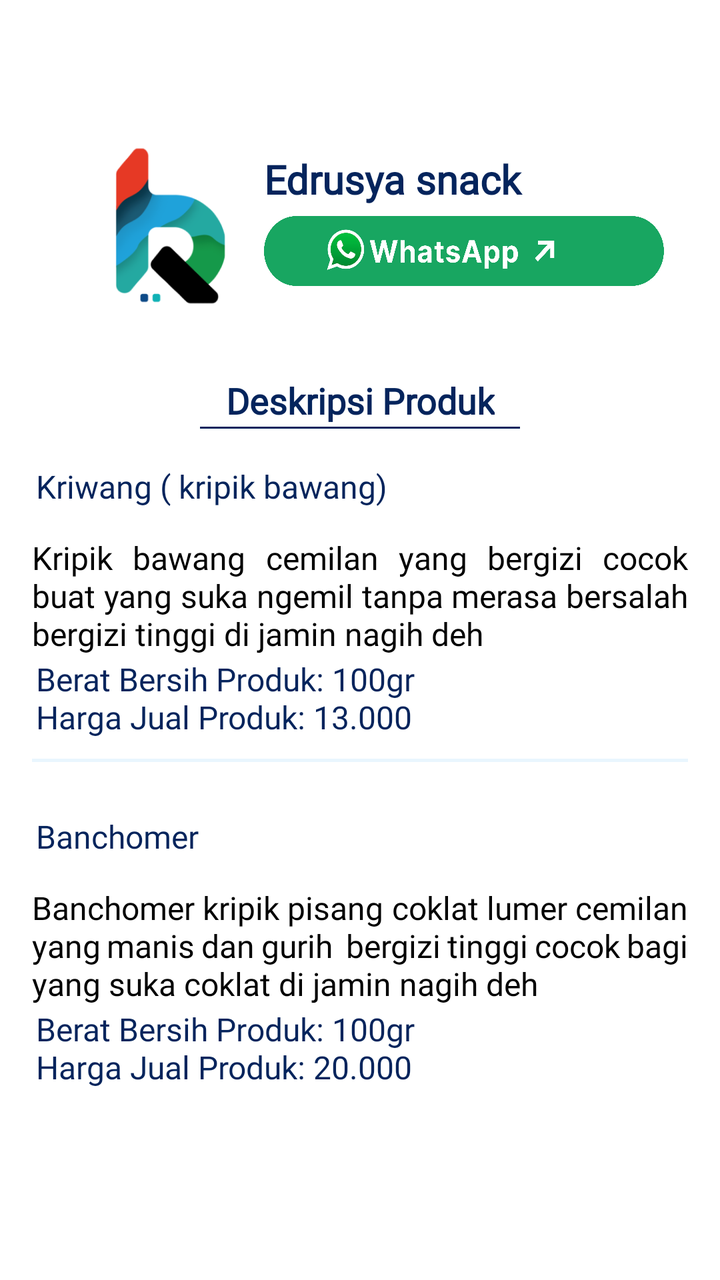
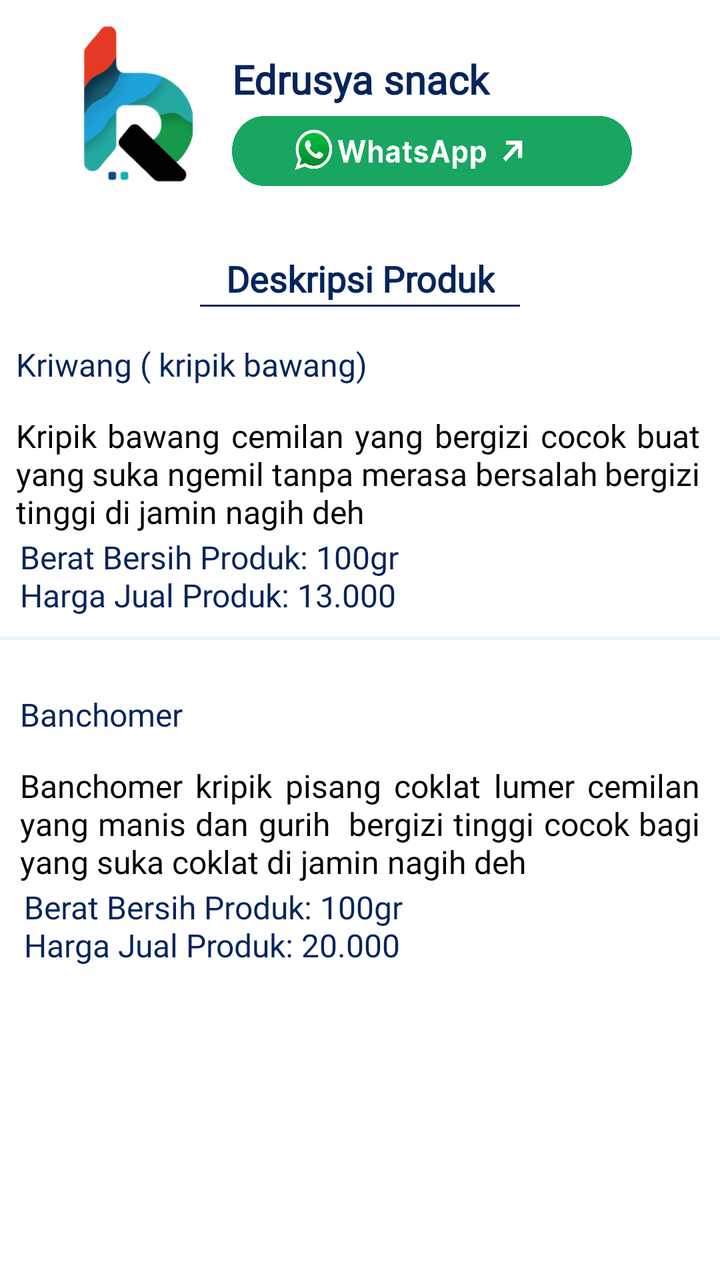

An Android layout rendered at two revisions. The XML below is the earlier revision; the diff shows what the commit changed to produce the second picture.
<!-- AndroidManifest.xml: application theme Theme.MyApplication -->
<!-- res/layout/detail_umkm_7.xml -->
<?xml version="1.0" encoding="utf-8"?>
<androidx.constraintlayout.widget.ConstraintLayout xmlns:android="http://schemas.android.com/apk/res/android"
    xmlns:tools="http://schemas.android.com/tools"
    xmlns:app="http://schemas.android.com/apk/res-auto"
    android:layout_width="match_parent"
    android:layout_height="match_parent">

    <ScrollView
        android:layout_width="match_parent"
        android:layout_height="0dp"
        app:layout_constraintStart_toStartOf="parent"
        app:layout_constraintEnd_toEndOf="parent"
        app:layout_constraintBottom_toBottomOf="parent">

        <LinearLayout
            android:layout_width="match_parent"
            android:layout_height="wrap_content"
            android:orientation="vertical"
            android:padding="16dp">

            <LinearLayout
                android:id="@+id/umkm1_section"
                android:layout_width="match_parent"
                android:layout_height="wrap_content"
                android:layout_marginTop="2dp"
                android:orientation="horizontal">

                <ImageView
                    android:id="@+id/image_rb"
                    android:layout_width="100dp"
                    android:layout_height="100dp"
                    android:layout_marginTop="2dp"
                    android:src="@drawable/logorb"
                    android:paddingStart="37dp" />

                <LinearLayout
                    android:layout_width="0dp"
                    android:layout_height="wrap_content"
                    android:layout_weight="1"
                    android:orientation="vertical"
                    android:gravity="center_vertical"
                    android:layout_marginStart="16dp">

                    <TextView
                        android:id="@+id/title_umkm2"
                        android:layout_marginTop="15dp"
                        android:layout_width="match_parent"
                        android:layout_height="wrap_content"
                        android:fontFamily="@font/poppins_bold"
                        android:gravity="center_vertical"
                        android:text="Edrusya snack"
                        android:textColor="@color/blue"
                        android:textSize="20sp"
                        android:textStyle="bold" />

                    <ImageButton
                        android:id="@+id/button_wa"
                        android:layout_width="200dp"
                        android:layout_height="35dp"
                        android:layout_marginTop="5dp"
                        android:background="@drawable/wa_detail"
                        android:paddingStart="24dp"
                        android:gravity="center"
                        app:layout_constraintBottom_toBottomOf="parent"
                        app:layout_constraintEnd_toEndOf="parent"
                        app:layout_constraintStart_toStartOf="parent" />
                </LinearLayout>
            </LinearLayout>

            <TextView
                android:id="@+id/description_title"
                android:layout_marginTop="25dp"
                android:layout_width="wrap_content"
                android:layout_height="wrap_content"
                android:fontFamily="@font/poppins_bold"
                android:text="Deskripsi Produk"
                android:textColor="@color/blue"
                android:textSize="18sp"
                android:textStyle="bold"
                android:gravity="center_horizontal"
                android:layout_gravity="center_horizontal" />

            <View
                android:id="@+id/line_below_text"
                android:layout_width="160dp"
                android:layout_height="1dp"
                android:layout_marginTop="1dp"
                android:background="@color/blue"
                android:layout_gravity="center_horizontal" />

            <TextView
                android:id="@+id/judul1"
                android:layout_width="match_parent"
                android:layout_height="wrap_content"
                android:layout_marginStart="2dp"
                android:layout_marginTop="18dp"
                android:layout_marginEnd="6dp"
                android:fontFamily="@font/poppins_bold"
                android:text="Kriwang ( kripik bawang)"
                android:textColor="@color/blue"
                android:textSize="16sp"
                app:layout_constraintEnd_toEndOf="parent"
                app:layout_constraintStart_toStartOf="parent"/>

            <TextView
                android:id="@+id/text_umkm3"
                android:layout_width="match_parent"
                android:layout_height="wrap_content"
                android:layout_marginTop="14dp"
                android:textSize="16sp"
                android:textColor="@color/black"
                android:justificationMode="inter_word"
                android:fontFamily="@font/poppins_regular"
                android:text="Kripik bawang cemilan yang bergizi cocok buat yang suka ngemil tanpa merasa bersalah bergizi tinggi di jamin nagih deh"
                app:layout_constraintTop_toBottomOf="@id/line_below_text" />

            <TextView
                android:id="@+id/harga1"
                android:layout_width="match_parent"
                android:layout_height="wrap_content"
                android:layout_marginStart="2dp"
                android:layout_marginTop="1dp"
                android:layout_marginEnd="16dp"
                android:fontFamily="@font/poppins_bold"
                android:text="Berat Bersih Produk: 100gr\nHarga Jual Produk: 13.000"
                android:textColor="@color/blue"
                android:textSize="16sp"
                app:layout_constraintEnd_toEndOf="parent"
                app:layout_constraintStart_toStartOf="parent" />


            <ImageView
                android:id="@+id/image_line2"
                android:layout_width="1000dp"
                android:layout_height="20dp"
                android:scaleType="fitCenter"
                android:src="@drawable/line"
                app:layout_constraintEnd_toEndOf="parent"
                app:layout_constraintStart_toStartOf="parent" />

            <TextView
                android:id="@+id/judul2"
                android:layout_width="match_parent"
                android:layout_height="wrap_content"
                android:layout_marginStart="2dp"
                android:layout_marginTop="18dp"
                android:layout_marginEnd="6dp"
                android:fontFamily="@font/poppins_bold"
                android:text="Banchomer"
                android:textColor="@color/blue"
                android:textSize="16sp"
                app:layout_constraintEnd_toEndOf="parent"
                app:layout_constraintStart_toStartOf="parent"/>

            <TextView
                android:id="@+id/text_umkm3_2"
                android:layout_width="match_parent"
                android:layout_height="wrap_content"
                android:layout_marginTop="14dp"
                android:textSize="16sp"
                android:textColor="@color/black"
                android:justificationMode="inter_word"
                android:fontFamily="@font/poppins_regular"
                android:text="Banchomer kripik pisang coklat lumer cemilan yang manis dan gurih  bergizi tinggi cocok bagi yang suka coklat di jamin nagih deh"
                app:layout_constraintTop_toBottomOf="@id/line_below_text" />

            <TextView
                android:id="@+id/harga2"
                android:layout_width="match_parent"
                android:layout_height="wrap_content"
                android:layout_marginStart="2dp"
                android:layout_marginTop="1dp"
                android:layout_marginEnd="16dp"
                android:fontFamily="@font/poppins_bold"
                android:text="Berat Bersih Produk: 100gr\nHarga Jual Produk: 20.000"
                android:textColor="@color/blue"
                android:textSize="16sp"
                app:layout_constraintEnd_toEndOf="parent"
                app:layout_constraintStart_toStartOf="parent" />

            <TextView
                android:id="@+id/kosongdetailkatalog_bpp"
                android:layout_width="0dp"
                android:layout_height="wrap_content"
                android:layout_marginStart="16dp"
                android:layout_marginTop="58dp"
                android:layout_marginEnd="16dp"
                android:textSize="16sp"
                app:layout_constraintStart_toStartOf="parent"
                app:layout_constraintEnd_toEndOf="parent"
                app:layout_constraintTop_toTopOf="parent" />

        </LinearLayout>
    </ScrollView>

</androidx.constraintlayout.widget.ConstraintLayout>
<!-- resources referenced by this layout -->
<resources>
  <color name="black">#FF000000</color>
  <color name="blue">#04245C</color>
  <!-- drawable line: png bitmap (drawable, 14341 bytes) -->
  <!-- drawable logorb: png bitmap (drawable, 46204 bytes) -->
  <!-- drawable wa_detail: png bitmap (drawable, 111318 bytes) -->
  <style name="Theme.MyApplication" parent="Theme.MaterialComponents.DayNight.DarkActionBar">
          
          <item name="colorPrimary">@color/purple_500</item>
          <item name="colorPrimaryVariant">@color/purple_700</item>
          <item name="colorOnPrimary">@color/white</item>
          
          <item name="colorSecondary">@color/teal_200</item>
          <item name="colorSecondaryVariant">@color/teal_700</item>
          <item name="colorOnSecondary">@color/black</item>
          
          <item name="android:statusBarColor">?attr/colorPrimaryVariant</item>
          
      </style>
  <color name="purple_500">#1FA1D8</color>
  <color name="purple_700">#1FA1D8</color>
  <color name="white">#FFFFFFFF</color>
  <color name="teal_200">#FF03DAC5</color>
  <color name="teal_700">#FF018786</color>
</resources>

<!-- the commit's change to res/layout/detail_umkm_7.xml (unified diff, before → after) -->
@@ -1,196 +1,211 @@
 <?xml version="1.0" encoding="utf-8"?>
 <androidx.constraintlayout.widget.ConstraintLayout xmlns:android="http://schemas.android.com/apk/res/android"
     xmlns:tools="http://schemas.android.com/tools"
-    xmlns:app="http://schemas.android.com/apk/res-auto"
     android:layout_width="match_parent"
-    android:layout_height="match_parent">
-
-    <ScrollView
-        android:layout_width="match_parent"
-        android:layout_height="0dp"
+    android:layout_height="match_parent"
+    xmlns:app="http://schemas.android.com/apk/res-auto">
+
+    
+    <LinearLayout
+        android:id="@+id/umkm1_section"
+        android:layout_width="match_parent"
+        android:layout_height="wrap_content"
+        android:layout_marginTop="2dp"
+        android:orientation="horizontal"
+        android:gravity="center_vertical"
+        app:layout_constraintHorizontal_bias="0.5"
         app:layout_constraintStart_toStartOf="parent"
         app:layout_constraintEnd_toEndOf="parent"
-        app:layout_constraintBottom_toBottomOf="parent">
+        app:layout_constraintTop_toTopOf="parent">
+
+        <ImageView
+            android:id="@+id/image_rb"
+            android:layout_width="100dp"
+            android:layout_height="100dp"
+            android:src="@drawable/logorb"
+            android:paddingStart="37dp" />
 
         <LinearLayout
-            android:layout_width="match_parent"
+            android:layout_width="0dp"
             android:layout_height="wrap_content"
+            android:layout_weight="1"
             android:orientation="vertical"
-            android:padding="16dp">
-
-            <LinearLayout
-                android:id="@+id/umkm1_section"
+            android:gravity="center_vertical"
+            android:layout_marginStart="16dp">
+
+            <TextView
+                android:id="@+id/title_umkm2"
+                android:layout_marginTop="15dp"
                 android:layout_width="match_parent"
                 android:layout_height="wrap_content"
-                android:layout_marginTop="2dp"
-                android:orientation="horizontal">
-
-                <ImageView
-                    android:id="@+id/image_rb"
-                    android:layout_width="100dp"
-                    android:layout_height="100dp"
-                    android:layout_marginTop="2dp"
-                    android:src="@drawable/logorb"
-                    android:paddingStart="37dp" />
-
-                <LinearLayout
-                    android:layout_width="0dp"
-                    android:layout_height="wrap_content"
-                    android:layout_weight="1"
-                    android:orientation="vertical"
-                    android:gravity="center_vertical"
-                    android:layout_marginStart="16dp">
-
-                    <TextView
-                        android:id="@+id/title_umkm2"
-                        android:layout_marginTop="15dp"
-                        android:layout_width="match_parent"
-                        android:layout_height="wrap_content"
-                        android:fontFamily="@font/poppins_bold"
-                        android:gravity="center_vertical"
-                        android:text="Edrusya snack"
-                        android:textColor="@color/blue"
-                        android:textSize="20sp"
-                        android:textStyle="bold" />
-
-                    <ImageButton
-                        android:id="@+id/button_wa"
-                        android:layout_width="200dp"
-                        android:layout_height="35dp"
-                        android:layout_marginTop="5dp"
-                        android:background="@drawable/wa_detail"
-                        android:paddingStart="24dp"
-                        android:gravity="center"
-                        app:layout_constraintBottom_toBottomOf="parent"
-                        app:layout_constraintEnd_toEndOf="parent"
-                        app:layout_constraintStart_toStartOf="parent" />
-                </LinearLayout>
-            </LinearLayout>
-
-            <TextView
-                android:id="@+id/description_title"
-                android:layout_marginTop="25dp"
-                android:layout_width="wrap_content"
-                android:layout_height="wrap_content"
-                android:fontFamily="@font/poppins_bold"
-                android:text="Deskripsi Produk"
+                android:text="Edrusya snack"
+                android:textSize="20sp"
+                android:textStyle="bold"
                 android:textColor="@color/blue"
-                android:textSize="18sp"
-                android:textStyle="bold"
-                android:gravity="center_horizontal"
-                android:layout_gravity="center_horizontal" />
-
-            <View
-                android:id="@+id/line_below_text"
-                android:layout_width="160dp"
-                android:layout_height="1dp"
-                android:layout_marginTop="1dp"
-                android:background="@color/blue"
-                android:layout_gravity="center_horizontal" />
-
-            <TextView
-                android:id="@+id/judul1"
-                android:layout_width="match_parent"
-                android:layout_height="wrap_content"
-                android:layout_marginStart="2dp"
-                android:layout_marginTop="18dp"
-                android:layout_marginEnd="6dp"
-                android:fontFamily="@font/poppins_bold"
-                android:text="Kriwang ( kripik bawang)"
-                android:textColor="@color/blue"
-                android:textSize="16sp"
-                app:layout_constraintEnd_toEndOf="parent"
-                app:layout_constraintStart_toStartOf="parent"/>
-
-            <TextView
-                android:id="@+id/text_umkm3"
-                android:layout_width="match_parent"
-                android:layout_height="wrap_content"
-                android:layout_marginTop="14dp"
-                android:textSize="16sp"
-                android:textColor="@color/black"
-                android:justificationMode="inter_word"
-                android:fontFamily="@font/poppins_regular"
-                android:text="Kripik bawang cemilan yang bergizi cocok buat yang suka ngemil tanpa merasa bersalah bergizi tinggi di jamin nagih deh"
-                app:layout_constraintTop_toBottomOf="@id/line_below_text" />
-
-            <TextView
-                android:id="@+id/harga1"
-                android:layout_width="match_parent"
-                android:layout_height="wrap_content"
-                android:layout_marginStart="2dp"
-                android:layout_marginTop="1dp"
-                android:layout_marginEnd="16dp"
-                android:fontFamily="@font/poppins_bold"
-                android:text="Berat Bersih Produk: 100gr\nHarga Jual Produk: 13.000"
-                android:textColor="@color/blue"
-                android:textSize="16sp"
+                android:fontFamily="@font/poppins_bold" />
+
+            <ImageButton
+                android:id="@+id/button_wa"
+                android:layout_width="200dp"
+                android:layout_height="35dp"
+                android:layout_marginTop="5dp"
+                android:background="@drawable/wa_detail"
+                android:paddingStart="24dp"
+                android:gravity="center"
+                app:layout_constraintBottom_toBottomOf="parent"
                 app:layout_constraintEnd_toEndOf="parent"
                 app:layout_constraintStart_toStartOf="parent" />
-
-
-            <ImageView
-                android:id="@+id/image_line2"
-                android:layout_width="1000dp"
-                android:layout_height="20dp"
-                android:scaleType="fitCenter"
-                android:src="@drawable/line"
-                app:layout_constraintEnd_toEndOf="parent"
-                app:layout_constraintStart_toStartOf="parent" />
-
-            <TextView
-                android:id="@+id/judul2"
-                android:layout_width="match_parent"
-                android:layout_height="wrap_content"
-                android:layout_marginStart="2dp"
-                android:layout_marginTop="18dp"
-                android:layout_marginEnd="6dp"
-                android:fontFamily="@font/poppins_bold"
-                android:text="Banchomer"
-                android:textColor="@color/blue"
-                android:textSize="16sp"
-                app:layout_constraintEnd_toEndOf="parent"
-                app:layout_constraintStart_toStartOf="parent"/>
-
-            <TextView
-                android:id="@+id/text_umkm3_2"
-                android:layout_width="match_parent"
-                android:layout_height="wrap_content"
-                android:layout_marginTop="14dp"
-                android:textSize="16sp"
-                android:textColor="@color/black"
-                android:justificationMode="inter_word"
-                android:fontFamily="@font/poppins_regular"
-                android:text="Banchomer kripik pisang coklat lumer cemilan yang manis dan gurih  bergizi tinggi cocok bagi yang suka coklat di jamin nagih deh"
-                app:layout_constraintTop_toBottomOf="@id/line_below_text" />
-
-            <TextView
-                android:id="@+id/harga2"
-                android:layout_width="match_parent"
-                android:layout_height="wrap_content"
-                android:layout_marginStart="2dp"
-                android:layout_marginTop="1dp"
-                android:layout_marginEnd="16dp"
-                android:fontFamily="@font/poppins_bold"
-                android:text="Berat Bersih Produk: 100gr\nHarga Jual Produk: 20.000"
-                android:textColor="@color/blue"
-                android:textSize="16sp"
-                app:layout_constraintEnd_toEndOf="parent"
-                app:layout_constraintStart_toStartOf="parent" />
-
-            <TextView
-                android:id="@+id/kosongdetailkatalog_bpp"
-                android:layout_width="0dp"
-                android:layout_height="wrap_content"
-                android:layout_marginStart="16dp"
-                android:layout_marginTop="58dp"
-                android:layout_marginEnd="16dp"
-                android:textSize="16sp"
-                app:layout_constraintStart_toStartOf="parent"
-                app:layout_constraintEnd_toEndOf="parent"
-                app:layout_constraintTop_toTopOf="parent" />
-
         </LinearLayout>
-    </ScrollView>
+    </LinearLayout>
+
+    
+    <TextView
+        android:id="@+id/description_title"
+        android:layout_marginTop="25dp"
+        android:layout_width="wrap_content"
+        android:layout_height="wrap_content"
+        android:text="Deskripsi Produk"
+        android:textSize="18sp"
+        android:textStyle="bold"
+        android:textColor="@color/blue"
+        android:fontFamily="@font/poppins_bold"
+        android:gravity="center_horizontal"
+        app:layout_constraintTop_toBottomOf="@id/umkm1_section"
+        app:layout_constraintStart_toStartOf="parent"
+        app:layout_constraintEnd_toEndOf="parent" />
+
+    
+    <View
+        android:id="@+id/line_below_text"
+        android:layout_width="160dp"
+        android:layout_height="1dp"
+        android:layout_marginTop="1dp"
+        android:background="@color/blue"
+        android:layout_gravity="center_horizontal"
+        app:layout_constraintTop_toBottomOf="@id/description_title"
+        app:layout_constraintStart_toStartOf="parent"
+        app:layout_constraintEnd_toEndOf="parent" />
+
+    
+    <TextView
+        android:id="@+id/judul1"
+        android:layout_width="match_parent"
+        android:layout_height="wrap_content"
+        android:layout_marginTop="18dp"
+        android:layout_marginStart="8dp"
+        android:layout_marginEnd="10dp"
+        android:text="Kriwang ( kripik bawang)"
+        android:textSize="16sp"
+        android:textColor="@color/blue"
+        android:fontFamily="@font/poppins_bold"
+        app:layout_constraintTop_toBottomOf="@id/line_below_text"
+        app:layout_constraintStart_toStartOf="parent"
+        app:layout_constraintEnd_toEndOf="parent" />
+
+    
+    <TextView
+        android:id="@+id/text_umkm3"
+        android:layout_width="match_parent"
+        android:layout_height="wrap_content"
+        android:layout_marginTop="14dp"
+        android:layout_marginStart="8dp"
+        android:layout_marginEnd="10dp"
+        android:text="Kripik bawang cemilan yang bergizi cocok buat yang suka ngemil tanpa merasa bersalah bergizi tinggi di jamin nagih deh"
+        android:textSize="16sp"
+        android:textColor="@color/black"
+        android:fontFamily="@font/poppins_regular"
+        android:justificationMode="inter_word"
+        app:layout_constraintTop_toBottomOf="@id/judul1"
+        app:layout_constraintStart_toStartOf="parent"
+        app:layout_constraintEnd_toEndOf="parent" />
+
+    
+    <TextView
+        android:id="@+id/harga1"
+        android:layout_width="match_parent"
+        android:layout_height="wrap_content"
+        android:layout_marginTop="1dp"
+        android:layout_marginStart="10dp"
+        android:layout_marginEnd="10dp"
+        android:text="Berat Bersih Produk: 100gr\nHarga Jual Produk: 13.000"
+        android:textSize="16sp"
+        android:textColor="@color/blue"
+        android:fontFamily="@font/poppins_bold"
+        app:layout_constraintTop_toBottomOf="@id/text_umkm3"
+        app:layout_constraintStart_toStartOf="parent"
+        app:layout_constraintEnd_toEndOf="parent" />
+
+    
+    <ImageView
+        android:id="@+id/image_line2"
+        android:layout_width="1000dp"
+        android:layout_height="20dp"
+        android:scaleType="fitCenter"
+        android:src="@drawable/line"
+        app:layout_constraintTop_toBottomOf="@id/harga1"
+        app:layout_constraintStart_toStartOf="parent"
+        app:layout_constraintEnd_toEndOf="parent" />
+
+    
+    <TextView
+        android:id="@+id/judul2"
+        android:layout_width="match_parent"
+        android:layout_height="wrap_content"
+        android:layout_marginTop="18dp"
+        android:layout_marginStart="10dp"
+        android:layout_marginEnd="10dp"
+        android:text="Banchomer"
+        android:textSize="16sp"
+        android:textColor="@color/blue"
+        android:fontFamily="@font/poppins_bold"
+        app:layout_constraintTop_toBottomOf="@id/image_line2"
+        app:layout_constraintStart_toStartOf="parent"
+        app:layout_constraintEnd_toEndOf="parent" />
+
+    
+    <TextView
+        android:id="@+id/text_umkm3_2"
+        android:layout_width="match_parent"
+        android:layout_height="wrap_content"
+        android:layout_marginTop="14dp"
+        android:layout_marginStart="10dp"
+        android:layout_marginEnd="10dp"
+        android:text="Banchomer kripik pisang coklat lumer cemilan yang manis dan gurih  bergizi tinggi cocok bagi yang suka coklat di jamin nagih deh"
+        android:textSize="16sp"
+        android:textColor="@color/black"
+        android:fontFamily="@font/poppins_regular"
+        android:justificationMode="inter_word"
+        app:layout_constraintTop_toBottomOf="@id/judul2"
+        app:layout_constraintStart_toStartOf="parent"
+        app:layout_constraintEnd_toEndOf="parent" />
+
+    
+    <TextView
+        android:id="@+id/harga2"
+        android:layout_width="match_parent"
+        android:layout_height="wrap_content"
+        android:layout_marginTop="1dp"
+        android:layout_marginStart="12dp"
+        android:layout_marginEnd="10dp"
+        android:text="Berat Bersih Produk: 100gr\nHarga Jual Produk: 20.000"
+        android:textSize="16sp"
+        android:textColor="@color/blue"
+        android:fontFamily="@font/poppins_bold"
+        app:layout_constraintTop_toBottomOf="@id/text_umkm3_2"
+        app:layout_constraintStart_toStartOf="parent"
+        app:layout_constraintEnd_toEndOf="parent" />
+
+    
+    <TextView
+        android:id="@+id/kosongdetailkatalog_bpp"
+        android:layout_width="0dp"
+        android:layout_height="wrap_content"
+        android:layout_marginTop="58dp"
+        android:layout_marginStart="16dp"
+        android:layout_marginEnd="16dp"
+        android:textSize="16sp"
+        app:layout_constraintTop_toTopOf="parent"
+        app:layout_constraintStart_toStartOf="parent"
+        app:layout_constraintEnd_toEndOf="parent" />
 
 </androidx.constraintlayout.widget.ConstraintLayout>
